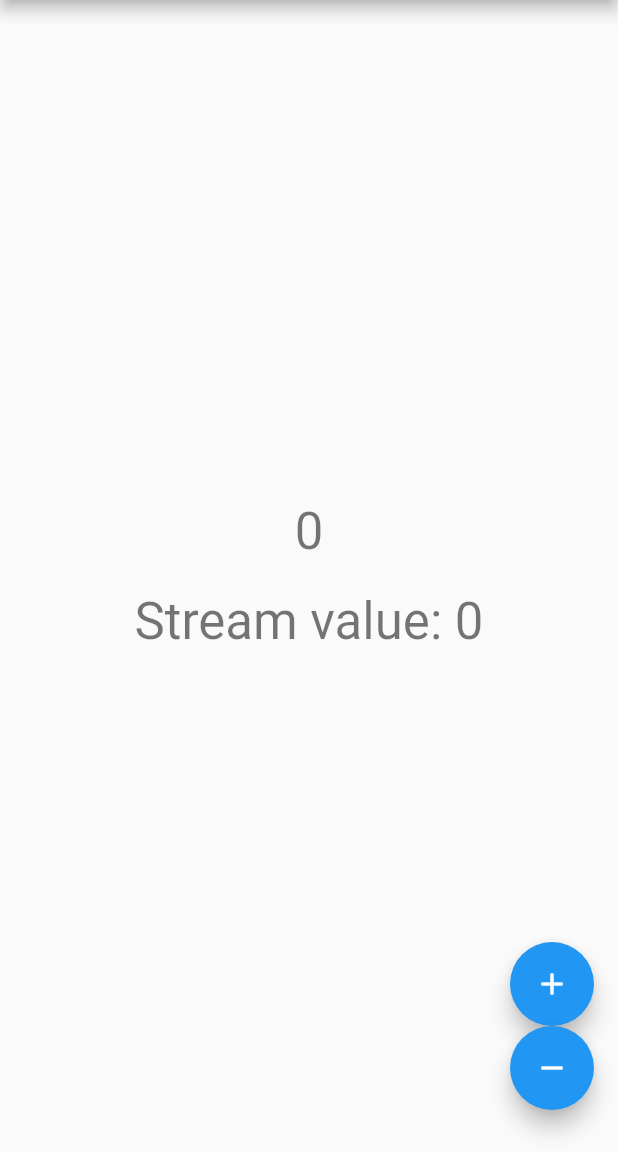
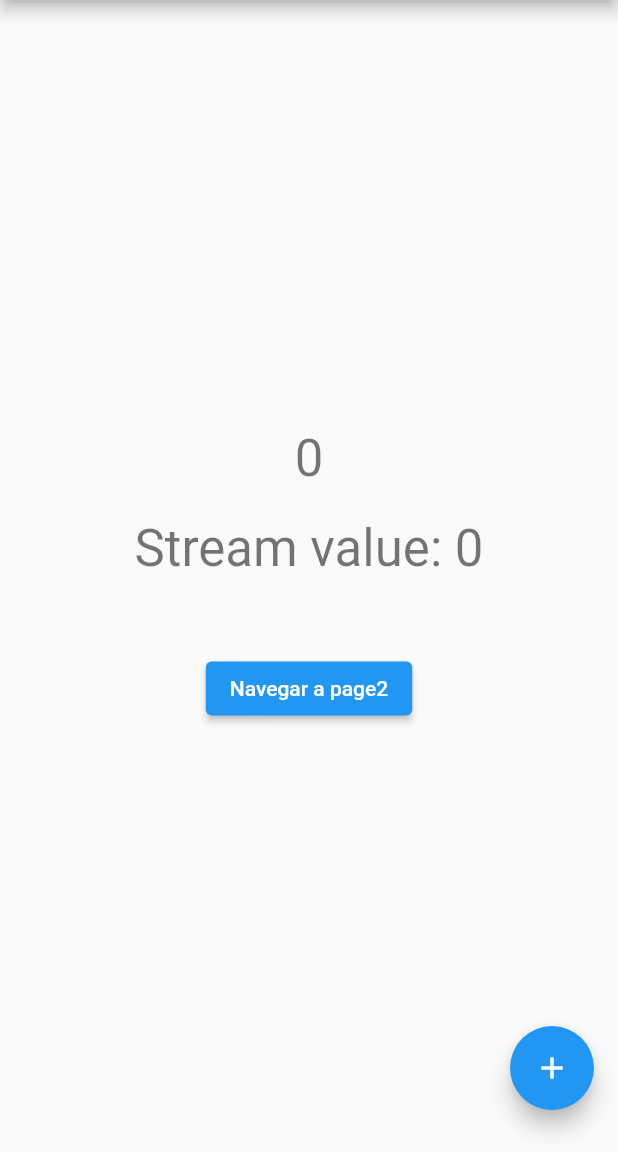
Before and after one commit to WaAlvis/testing-stream-bloc-flutter, a Flutter app: the screen it shows after launch, on a phone screen of 412 x 824 dp, the part 84-1236 px from its top. Run offline on Flutter 3.47's test engine with Material 2 defaults, Android fonts, the phone set to English and light mode, and no system bars.

```diff
--- a/lib/main.dart
+++ b/lib/main.dart
@@ -1,6 +1,7 @@
 import 'dart:async';
 
 import 'package:flutter/material.dart';
+import 'package:flutter_bloc_streams/main2.dart';
 
 void main() {
   runApp(const MyApp());
@@ -32,27 +33,39 @@ class MyHomePage extends StatefulWidget {
 
 class _MyHomePageState extends State<MyHomePage> {
   int _count = 0;
+  StreamController<String> streamController = StreamController<String>();
 
   @override
   void initState() {
-    print('Creando el Stream ...');
-    Stream<String> stream = new Stream.fromFuture(getData());
-    print('Stream Creado...');
-    stream.listen(
+    print('Creando el StreamController ...');
+
+    streamController.stream.listen(
       (event) {
         print('listen de los eventos, data llegada... => $event');
       },
       onDone: () => print('Stream Done!!!'),
-      onError: (error) => print('Stream Error $error'),
+      onError: (error) => print('Stream  Error $error'),
     );
 
     print('Esta es la contiuacion del codigo initState...');
     super.initState();
+    streamController.add('**Esto es un evendo agregado directamente**');
+    getData();
+  }
+
+  @override
+  void dispose() {
+
+    streamController
+        .close(); //Los Streams deben cerrarse cuando no se necesiten
+    print("Nuestro Stream Controller ha sido Cerrado!!");
+    super.dispose();
   }
 
   Future<String> getData() async {
     await Future.delayed(Duration(milliseconds: 5000));
     print("Fetched Data, despues de 5 segundos...");
+    streamController.add('*Esta es la nueva data Retornada!!!*');
     return '*Esta es la nueva data Retornada!!!*';
   }
 
@@ -70,13 +83,22 @@ class _MyHomePageState extends State<MyHomePage> {
               '$_count',
               style: Theme.of(context).textTheme.headline4,
             ),
-            SizedBox(
+            const SizedBox(
               height: 20,
             ),
             Text(
               'Stream value: $_count',
               style: Theme.of(context).textTheme.headline4,
-            )
+            ),
+            const SizedBox(
+              height: 50,
+            ),
+            ElevatedButton(
+                onPressed: () {
+                  Route route = MaterialPageRoute(builder: (context) => Page2());
+                  Navigator.pushReplacement(context, route);
+                },
+                child: Text('Navegar a page2')),
           ],
         ),
       ),
@@ -88,15 +110,17 @@ class _MyHomePageState extends State<MyHomePage> {
               setState(() {});
             },
             tooltip: 'Increment',
+            heroTag: 'btn2',
             child: const Icon(Icons.add),
           ),
-          FloatingActionButton(
-            onPressed: () {
-              setState(() {});
-            },
-            tooltip: 'decrement',
-            child: const Icon(Icons.remove),
-          ),
+          // FloatingActionButton(
+          //   onPressed: () {
+          //     setState(() {});
+          //   },
+          //   tooltip: 'decrement',
+          //   heroTag: 'btn2',
+          //   child: const Icon(Icons.remove),
+          // ),
           const SizedBox(
             height: 12,
           ),
```
Also changed, not shown: lib/main2.dart (+11 -71 lines).
